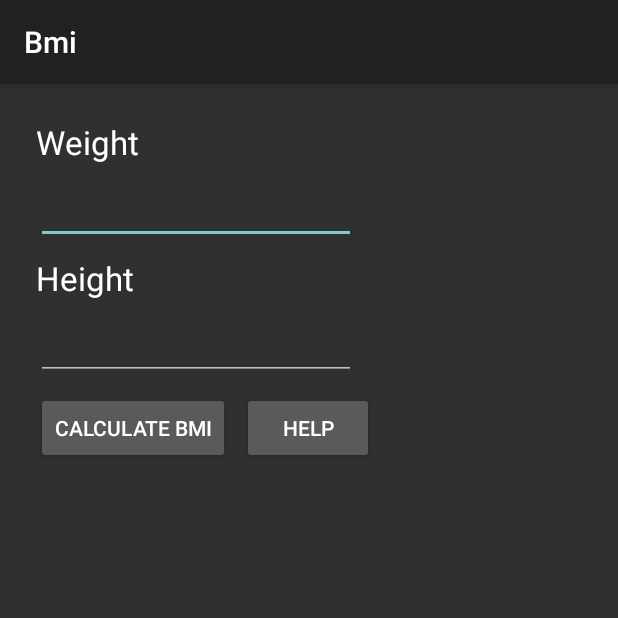
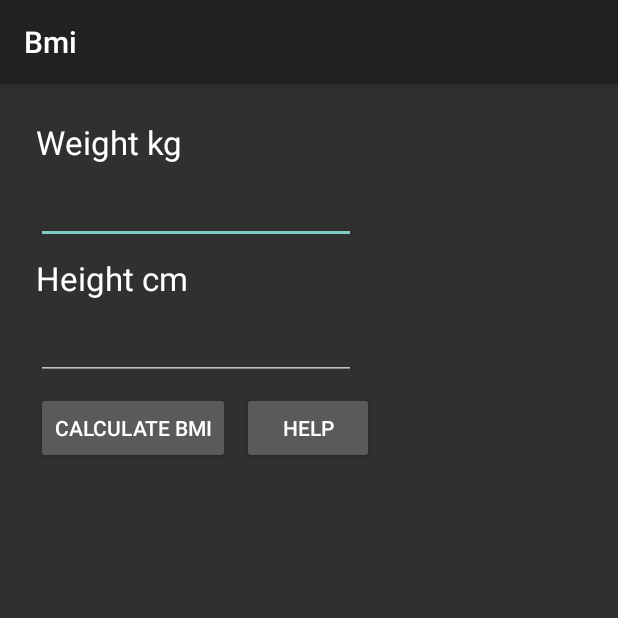
Before and after one commit to chanpinlai/hahow-Android-BMP, an Android app: the screen it shows after launch (MainActivity), on a phone screen of 412 x 824 dp, the top half of it. Run offline under Robolectric (Android 15) with nearby library versions, the phone set to English and light mode, and no system bars.

Commit message:
加i18n,改算法

```diff
--- a/app/src/main/res/values/strings.xml
+++ b/app/src/main/res/values/strings.xml
@@ -5,7 +5,7 @@
     <string name="ok">OK</string>
     <string name="your_bmi_is">"Your BMI is "</string>
     <string name="bmi">BMI</string>
-    <string name="weight">Weight</string>
-    <string name="height">Height</string>
+    <string name="weight">Weight kg</string>
+    <string name="height">Height cm</string>
     <string name="calculate_bmi">Calculate BMI</string>
 </resources>
--- a/gradle/libs.versions.toml
+++ b/gradle/libs.versions.toml
@@ -1,5 +1,5 @@
 [versions]
-agp = "8.3.0"
+agp = "8.3.1"
 junit = "4.13.2"
 junitVersion = "1.1.5"
 espressoCore = "3.5.1"
```
Also changed, not shown: app/src/main/java/com/tom/bmi/MainActivity.java (+7 -4 lines), 1 other file.
